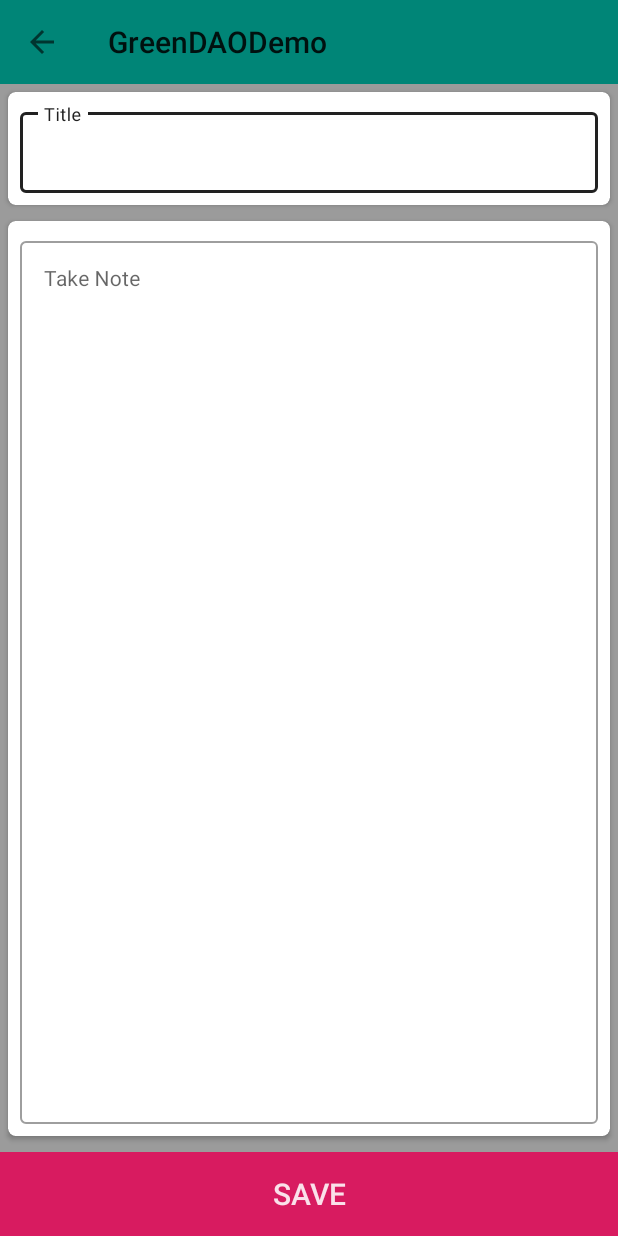
After one commit to deepakgupta7403/GreenDAODemo, an Android app: the AddNoteActivity screen opened directly, with no data from a screen before it, on a phone screen of 412 x 824 dp. The commit adds this screen. Run offline under Robolectric (Android 15) with nearby library versions, the phone set to English and light mode, and no system bars.

Commit message:
Add and View Note UI is created DG commit

```diff
--- a/app/build.gradle
+++ b/app/build.gradle
@@ -10,6 +10,7 @@ android {
         versionCode 1
         versionName "1.0"
         testInstrumentationRunner "androidx.test.runner.AndroidJUnitRunner"
+        vectorDrawables.useSupportLibrary = true
     }
     buildTypes {
         release {
--- a/app/src/main/AndroidManifest.xml
+++ b/app/src/main/AndroidManifest.xml
@@ -16,6 +16,9 @@
                 <category android:name="android.intent.category.LAUNCHER" />
             </intent-filter>
         </activity>
+
+        <activity android:name=".activity.AddNoteActivity" android:screenOrientation="portrait" android:theme="@style/AppTheme.NoActionBar"/>
+
     </application>
 
 </manifest>
--- /dev/null
+++ b/app/src/main/java/com/app/greendaodemo/Utility/MyUtils.java
@@ -0,0 +1,10 @@
+package com.app.greendaodemo.Utility;
+
+import android.content.Context;
+
+public class MyUtils {
+
+    public static String getStringResources(Context context, int stringId) {
+        return context.getResources().getString(stringId);
+    }
+}
--- /dev/null
+++ b/app/src/main/java/com/app/greendaodemo/activity/AddNoteActivity.java
@@ -0,0 +1,40 @@
+package com.app.greendaodemo.activity;
+
+import android.content.Context;
+import android.os.Bundle;
+import android.widget.Button;
+
+import androidx.annotation.Nullable;
+import androidx.appcompat.app.AppCompatActivity;
+import androidx.appcompat.widget.Toolbar;
+
+import com.app.greendaodemo.R;
+import com.google.android.material.textfield.TextInputEditText;
+
+public class AddNoteActivity extends AppCompatActivity {
+    Context mContext;
+    Toolbar toolbar;
+    TextInputEditText tiet_title, tiet_description;
+    Button btn_save;
+
+    @Override
+    protected void onCreate(@Nullable Bundle savedInstanceState) {
+        super.onCreate(savedInstanceState);
+        setContentView(R.layout.activity_add_note);
+
+        mContext = getApplicationContext();
+        setViews();
+    }
+
+    private void setViews() {
+        toolbar = (Toolbar) findViewById(R.id.toolbar);
+        tiet_title = (TextInputEditText) findViewById(R.id.tiet_title);
+        tiet_description = (TextInputEditText) findViewById(R.id.tiet_description);
+        btn_save = (Button) findViewById(R.id.btn_save);
+
+        setSupportActionBar(toolbar);
+        // enabling action bar app icon and behaving it as toggle button
+        getSupportActionBar().setDisplayHomeAsUpEnabled(true);
+        getSupportActionBar().setHomeButtonEnabled(true);
+    }
+}
--- a/app/src/main/java/com/app/greendaodemo/activity/ViewNoteActivity.java
+++ b/app/src/main/java/com/app/greendaodemo/activity/ViewNoteActivity.java
@@ -3,28 +3,46 @@ package com.app.greendaodemo.activity;
 import androidx.appcompat.app.AppCompatActivity;
 import androidx.recyclerview.widget.RecyclerView;
 
+import android.content.Context;
+import android.content.Intent;
 import android.os.Bundle;
 import android.widget.LinearLayout;
 
 import com.app.greendaodemo.R;
+import com.app.greendaodemo.Utility.MyUtils;
 import com.google.android.material.floatingactionbutton.FloatingActionButton;
 
 public class ViewNoteActivity extends AppCompatActivity {
     RecyclerView rv_view_notes;
     FloatingActionButton fab_add_notes;
     LinearLayout ll_no_notes_found;
+    Context context;
 
     @Override
     protected void onCreate(Bundle savedInstanceState) {
         super.onCreate(savedInstanceState);
         setContentView(R.layout.activity_view_note);
+        context = getApplicationContext();
         setViews();
+        setOnClickHandler();
 
     }
+
 
     private void setViews() {
         rv_view_notes = (RecyclerView) findViewById(R.id.rv_view_notes);
         fab_add_notes = (FloatingActionButton) findViewById(R.id.fab_add_notes);
         ll_no_notes_found = (LinearLayout) findViewById(R.id.ll_no_notes_found);
+
+        if (getSupportActionBar() != null) {
+            getSupportActionBar().setTitle(MyUtils.getStringResources(context,R.string.view_notes));
+        }
+    }
+
+    private void setOnClickHandler() {
+        fab_add_notes.setOnClickListener(v->{
+            Intent intent = new Intent(context,AddNoteActivity.class);
+            startActivity(intent);
+        });
     }
 }
--- /dev/null
+++ b/app/src/main/res/drawable/arrow_back_white.xml
@@ -0,0 +1,5 @@
+<vector android:height="24dp" android:tint="#FFFFFF"
+    android:viewportHeight="24.0" android:viewportWidth="24.0"
+    android:width="24dp" xmlns:android="http://schemas.android.com/apk/res/android">
+    <path android:fillColor="#FF000000" android:pathData="M20,11H7.83l5.59,-5.59L12,4l-8,8 8,8 1.41,-1.41L7.83,13H20v-2z"/>
+</vector>
--- /dev/null
+++ b/app/src/main/res/layout/activity_add_note.xml
@@ -0,0 +1,81 @@
+<?xml version="1.0" encoding="utf-8"?>
+<RelativeLayout xmlns:android="http://schemas.android.com/apk/res/android"
+    xmlns:app="http://schemas.android.com/apk/res-auto"
+    android:layout_width="match_parent"
+    android:layout_height="wrap_content"
+    android:gravity="center_horizontal"
+    android:background="@color/black_low_emphasis">
+
+    <androidx.appcompat.widget.Toolbar
+        android:id="@+id/toolbar"
+        android:layout_width="match_parent"
+        android:layout_height="wrap_content"
+        android:background="@color/colorPrimary" />
+
+    <androidx.cardview.widget.CardView
+        android:id="@+id/cv_note_title"
+        android:layout_width="match_parent"
+        android:layout_height="wrap_content"
+        android:layout_below="@+id/toolbar"
+        android:layout_margin="@dimen/pad_5dp"
+        app:cardCornerRadius="@dimen/pad_5dp">
+
+        <com.google.android.material.textfield.TextInputLayout
+            style="@style/Widget.MaterialComponents.TextInputLayout.OutlinedBox"
+            android:layout_width="match_parent"
+            android:layout_height="wrap_content"
+            android:layout_margin="@dimen/pad_8dp"
+            android:layout_marginTop="@dimen/pad_20dp">
+
+            <com.google.android.material.textfield.TextInputEditText
+                android:id="@+id/tiet_title"
+                style="@style/material_et_style"
+                android:hint="@string/title"
+                android:singleLine="true"
+                android:inputType="textPersonName" />
+
+        </com.google.android.material.textfield.TextInputLayout>
+    </androidx.cardview.widget.CardView>
+
+    <androidx.cardview.widget.CardView
+        android:id="@+id/cv_note_description"
+        android:layout_width="match_parent"
+        android:layout_height="match_parent"
+        android:layout_above="@+id/btn_save"
+        android:layout_below="@+id/cv_note_title"
+        android:layout_margin="@dimen/pad_5dp"
+        app:cardCornerRadius="@dimen/pad_5dp">
+
+        <com.google.android.material.textfield.TextInputLayout
+            style="@style/Widget.MaterialComponents.TextInputLayout.OutlinedBox"
+            android:layout_width="match_parent"
+            android:layout_height="match_parent"
+            android:layout_margin="@dimen/pad_8dp"
+            android:layout_marginTop="@dimen/pad_20dp">
+
+            <com.google.android.material.textfield.TextInputEditText
+                android:id="@+id/tiet_description"
+                style="@style/material_et_style"
+                android:hint="@string/take_notes"
+                android:inputType="textMultiLine"
+                android:lines="28"
+                android:scrollbars="vertical"
+                android:gravity="top"/>
+
+        </com.google.android.material.textfield.TextInputLayout>
+    </androidx.cardview.widget.CardView>
+
+    <Button
+        android:id="@+id/btn_save"
+        style="@style/Widget.AppCompat.Button.Borderless"
+        android:layout_width="match_parent"
+        android:layout_height="@dimen/fab_size_normal"
+        android:layout_alignParentBottom="true"
+        android:text="@string/save"
+        android:layout_marginTop="@dimen/pad_5dp"
+        android:textSize="@dimen/dim_20sp"
+        android:background="@color/colorAccent"
+        android:textColor="@color/white_high_emphasis"/>
+
+
+</RelativeLayout>
--- a/app/src/main/res/layout/activity_view_note.xml
+++ b/app/src/main/res/layout/activity_view_note.xml
@@ -43,6 +43,7 @@
         android:layout_alignParentRight="true"
         android:layout_margin="@dimen/pad_16dp"
         app:srcCompat="@drawable/icon_add_white"
+        app:maxImageSize="@dimen/pad_40dp"
         app:elevation="@dimen/pad_3dp" />
 
 
--- a/app/src/main/res/values/colors.xml
+++ b/app/src/main/res/values/colors.xml
@@ -4,5 +4,16 @@
     <color name="colorPrimaryDark">#00574B</color>
     <color name="colorAccent">#D81B60</color>
 
+    <color name="black">#000000</color>
+    <color name="black_high_emphasis">#DE000000</color>
+    <color name="black_medium_emphasis">#99000000</color>
+    <color name="black_low_emphasis">#61000000</color>
+
     <color name="white">#FFFFFF</color>
+    <color name="white_high_emphasis">#DEFFFFFF</color>
+    <color name="white_medium_emphasis">#99FFFFFF</color>
+    <color name="white_low_emphasis">#61FFFFFF</color>
+
+
+    <color name="transparent">#00000000</color>
 </resources>
--- a/app/src/main/res/values/strings.xml
+++ b/app/src/main/res/values/strings.xml
@@ -3,4 +3,8 @@
 
     <string name="no_notes_found">NO Notes Found</string>
     <string name="notes_desc">Notes icon</string>
+    <string name="take_notes">Take Note</string>
+    <string name="save">Save</string>
+    <string name="title">Title</string>
+    <string name="view_notes">View Notes</string>
 </resources>
--- a/app/src/main/res/values/styles.xml
+++ b/app/src/main/res/values/styles.xml
@@ -8,4 +8,19 @@
         <item name="colorAccent">@color/colorAccent</item>
     </style>
 
+    <style name="AppTheme.NoActionBar" parent="Theme.AppCompat.Light.DarkActionBar">
+        <item name="windowActionBar">false</item>
+        <item name="windowNoTitle">true</item>
+        <!--<item name="android:windowFullscreen">true</item>-->
+        <!--<item name="android:windowContentTransitions">true</item>-->
+    </style>
+
+    <style name="material_et_style">
+        <item name="android:layout_width">match_parent</item>
+        <item name="android:layout_height">match_parent</item>
+        <item name="android:textSize">@dimen/dim_14sp</item>
+        <item name="android:backgroundTint">@color/colorPrimaryDark</item>
+        <item name="android:maxLines">1</item>
+    </style>
+
 </resources>
```
